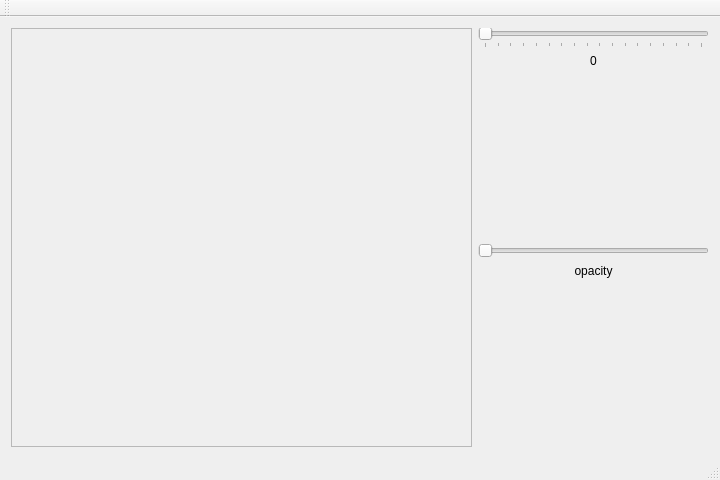
Qt form application/MainWindow.ui (dben1182/vtk_visualization) before a commit.
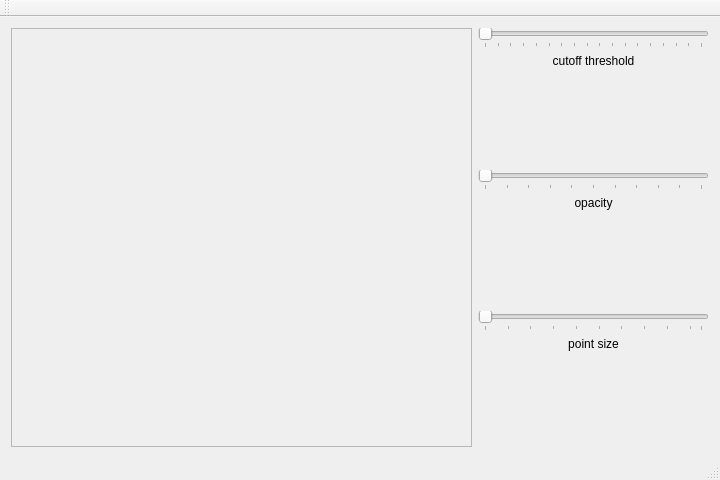
The same form after that commit.

Commit message: Added Point Size Slider: WORKS

Diff of the .ui file:
```diff
--- a/application/MainWindow.ui
+++ b/application/MainWindow.ui
@@ -36,7 +36,7 @@
       <item>
        <widget class="QLabel" name="cutoff_threshold_label">
         <property name="text">
-         <string>0</string>
+         <string>cutoff threshold</string>
         </property>
         <property name="alignment">
          <set>Qt::AlignmentFlag::AlignCenter</set>
@@ -57,13 +57,16 @@
        </spacer>
       </item>
       <item>
-       <widget class="QSlider"        name="opacity_slider">
-               <property name="maximum">
-                <number>100</number>
-               </property>
-               <property name="orientation">
+       <widget class="QSlider" name="opacity_slider">
+        <property name="maximum">
+         <number>100</number>
+        </property>
+        <property name="orientation">
          <enum>Qt::Orientation::Horizontal</enum>
         </property>
+        <property name="tickPosition">
+         <enum>QSlider::TickPosition::TicksBelow</enum>
+        </property>
        </widget>
       </item>
       <item>
@@ -89,6 +92,48 @@
         </property>
        </spacer>
       </item>
+      <item>
+       <widget class="QSlider" name="point_size_slider">
+        <property name="minimum">
+         <number>1</number>
+        </property>
+        <property name="maximum">
+         <number>20</number>
+        </property>
+        <property name="orientation">
+         <enum>Qt::Orientation::Horizontal</enum>
+        </property>
+        <property name="tickPosition">
+         <enum>QSlider::TickPosition::TicksBelow</enum>
+        </property>
+        <property name="tickInterval">
+         <number>2</number>
+        </property>
+       </widget>
+      </item>
+      <item>
+       <widget class="QLabel" name="point_size_label">
+        <property name="text">
+         <string>point size</string>
+        </property>
+        <property name="alignment">
+         <set>Qt::AlignmentFlag::AlignCenter</set>
+        </property>
+       </widget>
+      </item>
+      <item>
+       <spacer name="verticalSpacer_3">
+        <property name="orientation">
+         <enum>Qt::Orientation::Vertical</enum>
+        </property>
+        <property name="sizeHint" stdset="0">
+         <size>
+          <width>20</width>
+          <height>40</height>
+         </size>
+        </property>
+       </spacer>
+      </item>
      </layout>
     </item>
     <item row="1" column="0">
```
The commit also changes 4 other files.
